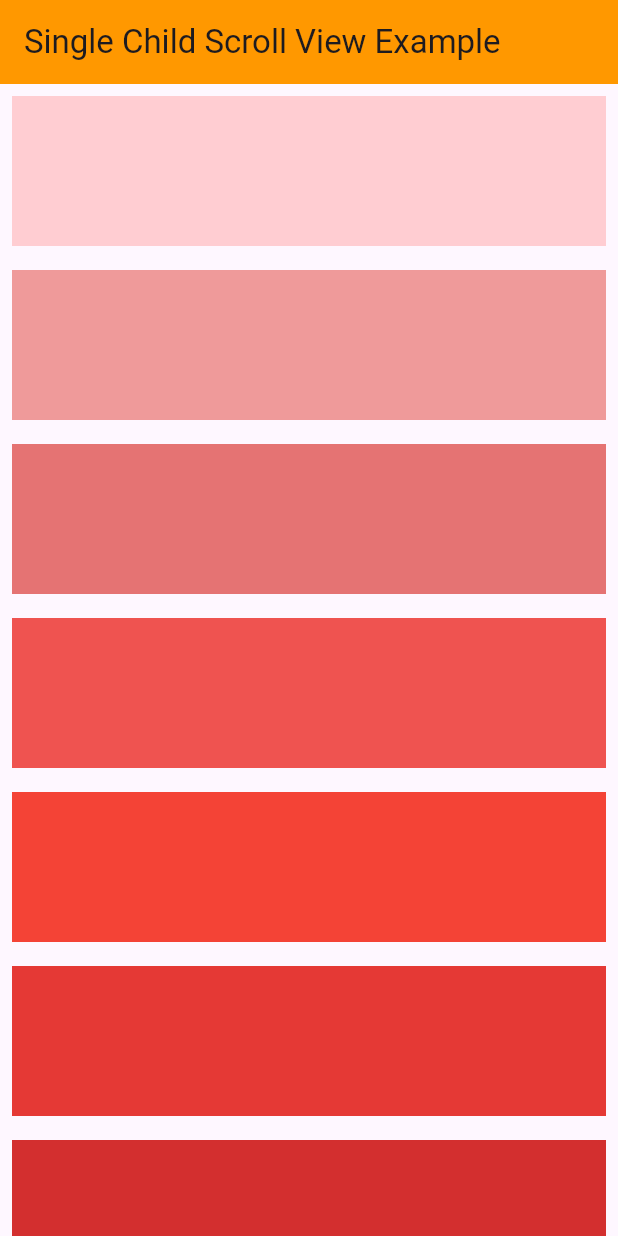
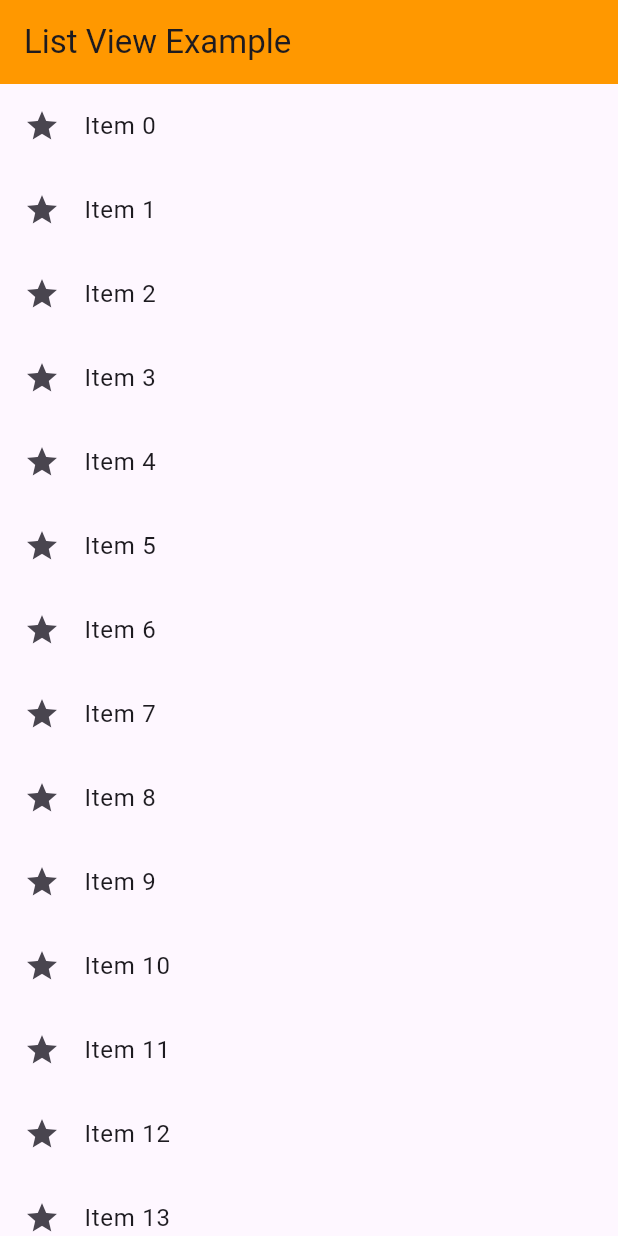
Before and after one commit to sazal11/Flutter_Basic, a Flutter app: the screen it shows after launch, on a phone screen of 412 x 824 dp. Run offline on Flutter 3.47's test engine with Material 3 defaults, Android fonts, the phone set to English and light mode, and no system bars.

Commit message:
ListView exam two

```diff
--- a/lib/main.dart
+++ b/lib/main.dart
@@ -3,7 +3,7 @@ import 'dart:async';
 import 'package:flutter/material.dart';
 
 void main() {
-  runApp(const SingleChildScrollViewExample1());
+  runApp(const ListViewExample2());
 }
 
 class MyApp extends StatelessWidget {
@@ -954,19 +954,46 @@ class SingleChildScrollViewExample1 extends StatelessWidget {
 
   @override
   Widget build(BuildContext context) {
-
     return MaterialApp(
       home: Scaffold(
           appBar: AppBar(
               backgroundColor: Colors.orange,
               title: const Text('Single Child Scroll View Example')),
           body: SingleChildScrollView(
-          child: Column(children: List.generate(20, (index) => Container(
-            margin: EdgeInsets.all(8.0),
-            height: 100,
-            color: Colors.red[(index + 1) * 100],
-          ),),),
-        )),
+            child: Column(
+              children: List.generate(
+                20,
+                (index) => Container(
+                  margin: EdgeInsets.all(8.0),
+                  height: 100,
+                  color: Colors.red[(index + 1) * 100],
+                ),
+              ),
+            ),
+          )),
     );
   }
 }
+
+class ListViewExample2 extends StatelessWidget {
+  const ListViewExample2({super.key});
+
+  @override
+  Widget build(BuildContext context) {
+    return MaterialApp(
+      home: Scaffold(
+          appBar: AppBar(
+              backgroundColor: Colors.orange,
+              title: const Text('List View Example')),
+          body: ListView(
+            children: List.generate(
+              20,
+              (index) => ListTile(
+                leading: Icon(Icons.star),
+                title: Text('Item $index'),
+              ),
+            ),
+          )),
+    );
+  }
+}
```
